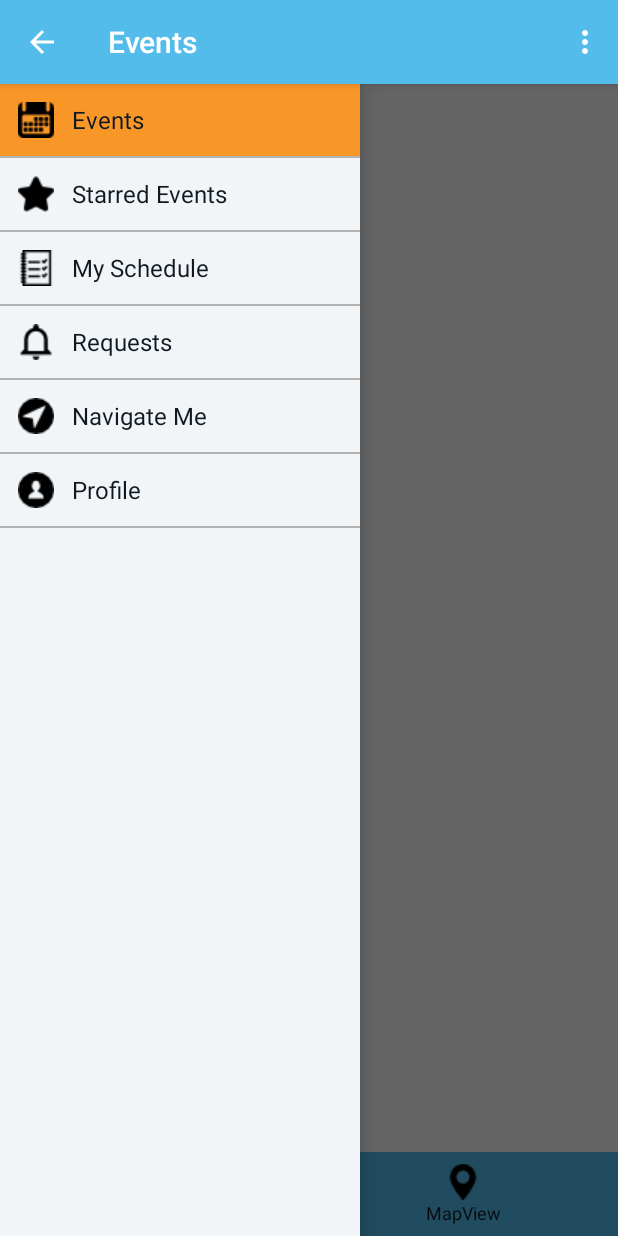
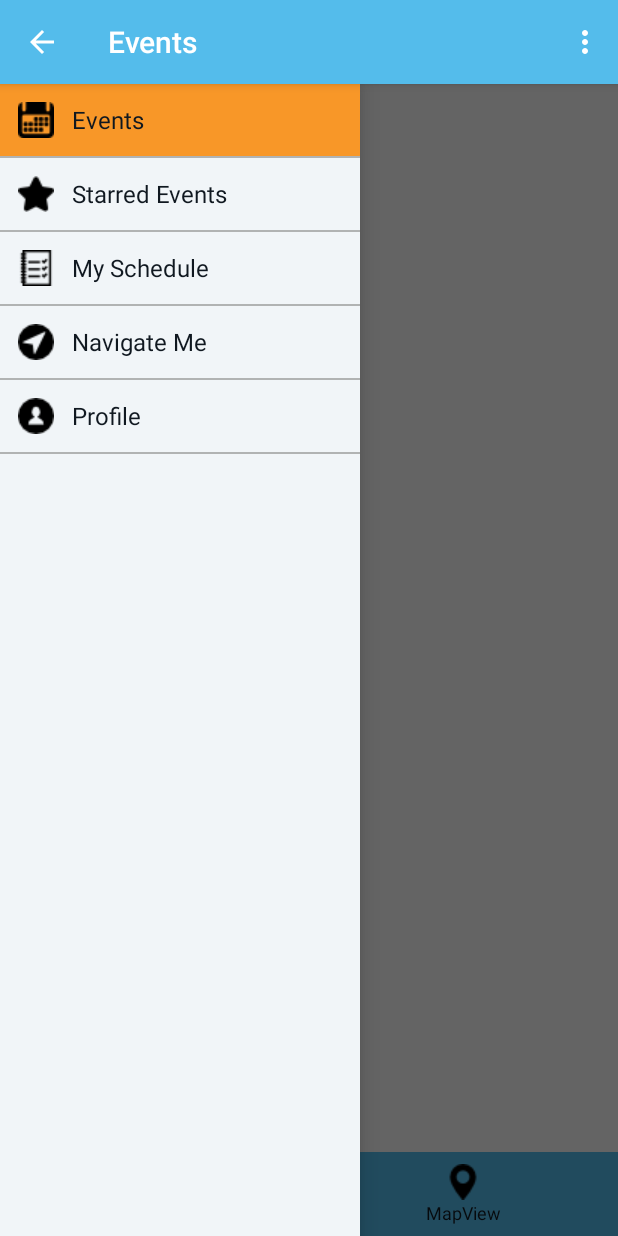
Before and after one commit to till-tomorrow/volunteers-android, an Android app: the EventsFragment screen opened directly, with no data from a screen before it, with the side drawer open, on a phone screen of 412 x 824 dp. Run offline under Robolectric (Android 15) with nearby library versions, the phone set to English and light mode, and no system bars; 2 statements that could not run were skipped.

Commit message:
Managed click using onClickListener, modified dimenNames, Formatting

```diff
--- a/app/src/main/java/vola/systers/com/volunteers_android/EventsFragment.java
+++ b/app/src/main/java/vola/systers/com/volunteers_android/EventsFragment.java
@@ -55,10 +55,10 @@ public class EventsFragment extends Fragment {
 
         public final int PAGE_COUNT = 2;
         private final String[] mTabsTitle = {"ListView", "MapView"};
-        public MyPagerAdapter(FragmentManager fm)
-        {
+        public MyPagerAdapter(FragmentManager fm) {
             super(fm);
         }
+
         public View getTabView(int position)
         {
             View view = LayoutInflater.from(getActivity()).inflate(R.layout.custom_tab, null);
--- a/app/src/main/res/layout/activity_signin.xml
+++ b/app/src/main/res/layout/activity_signin.xml
@@ -41,8 +41,8 @@
         android:layout_marginLeft="@dimen/dimenMarginLeft"
         android:layout_marginBottom="@dimen/dimenMarginBottom"
         android:layout_marginRight="@dimen/dimenMarginRight"
-        android:paddingTop="@dimen/padding_fb_button"
-        android:paddingBottom="@dimen/padding_fb_button"
+        android:paddingTop="@dimen/paddingFbButton"
+        android:paddingBottom="@dimen/paddingFbButton"
         fb:com_facebook_login_text="@string/btn_signin_with_facebook"
         fb:com_facebook_logout_text="@string/logout"
         style="@style/FacebookLoginButton" />
@@ -97,7 +97,6 @@
             android:gravity="center"
             android:textStyle="bold"
             android:textColor="@color/colorPrimary"
-            android:onClick="onSkipClicked"
             android:clickable="true"
             android:textSize="@dimen/textSize"/>
 
--- a/app/src/main/res/layout/custom_tab.xml
+++ b/app/src/main/res/layout/custom_tab.xml
@@ -11,8 +11,8 @@
 
     <ImageView
         android:id="@+id/icon"
-        android:layout_width="@dimen/nav_image_dimens"
-        android:layout_height="@dimen/nav_image_dimens"
+        android:layout_width="@dimen/navImageDimens"
+        android:layout_height="@dimen/navImageDimens"
         android:scaleType="centerInside" />
 
     <TextView
--- a/app/src/main/res/layout/drawer_list_item.xml
+++ b/app/src/main/res/layout/drawer_list_item.xml
@@ -1,16 +1,16 @@
 <?xml version="1.0" encoding="utf-8"?>
 <RelativeLayout xmlns:android="http://schemas.android.com/apk/res/android"
     android:layout_width="match_parent"
-    android:layout_height="@dimen/drawer_layout_height"
+    android:layout_height="@dimen/drawerLayoutHeight"
     android:background="@drawable/list_selector">
 
     <ImageView
         android:id="@+id/nav_list_icon"
-        android:layout_width="@dimen/nav_image_dimens"
+        android:layout_width="@dimen/navImageDimens"
         android:layout_height="wrap_content"
         android:layout_alignParentLeft="true"
-        android:layout_marginLeft="@dimen/nav_image_margin"
-        android:layout_marginRight="@dimen/nav_image_margin"
+        android:layout_marginLeft="@dimen/navImageMargin"
+        android:layout_marginRight="@dimen/navImageMargin"
         android:contentDescription="@string/desc_list_item_icon"
         android:layout_centerVertical="true" />
 
--- a/app/src/main/res/layout/layout_fragment.xml
+++ b/app/src/main/res/layout/layout_fragment.xml
@@ -7,7 +7,7 @@
     <android.support.v4.view.ViewPager
         android:id="@+id/view_pager"
         android:layout_width="match_parent"
-        android:layout_height="0dp"
+        android:layout_height="@dimen/viewpagerLayoutHeight"
         android:layout_weight="1"/>
 
     <android.support.design.widget.TabLayout
--- a/app/src/main/res/layout/menu.xml
+++ b/app/src/main/res/layout/menu.xml
@@ -13,7 +13,7 @@
     <!-- Listview to display slider menu -->
     <ListView
         android:id="@+id/list_slidermenu"
-        android:layout_width="240dp"
+        android:layout_width="@dimen/navLayoutWidth"
         android:layout_height="match_parent"
         android:layout_gravity="start"
         android:choiceMode="singleChoice"
--- a/app/src/main/res/values/dimens.xml
+++ b/app/src/main/res/values/dimens.xml
@@ -1,6 +1,6 @@
 <resources>
     <dimen name="heightImageLogo">150dp</dimen>
-    <dimen name="drawer_layout_height">100dp</dimen>
+    <dimen name="drawerLayoutHeight">100dp</dimen>
     <dimen name="dimenMarginBottom">20dp</dimen>
     <dimen name="dimenMarginTop">20dp</dimen>
     <dimen name="dimenMarginLeft">30dp</dimen>
@@ -11,7 +11,9 @@
     <dimen name="textNavItem">12dp</dimen>
     <dimen name="dividerHeight">1dp</dimen>
     <dimen name="padding">8dp</dimen>
-    <dimen name="nav_image_margin">12dp</dimen>
-    <dimen name="padding_fb_button">15dp</dimen>
-    <dimen name="nav_image_dimens">24dp</dimen>
+    <dimen name="navImageMargin">12dp</dimen>
+    <dimen name="paddingFbButton">15dp</dimen>
+    <dimen name="navImageDimens">24dp</dimen>
+    <dimen name="viewpagerLayoutHeight">0dp</dimen>
+    <dimen name="navLayoutWidth">240dp</dimen>
 </resources>
--- a/app/src/main/res/values/strings.xml
+++ b/app/src/main/res/values/strings.xml
@@ -25,7 +25,6 @@
         <item>Events</item>
         <item>Starred Events</item>
         <item>My Schedule</item>
-        <item>Requests</item>
         <item>Navigate Me</item>
         <item>Profile</item>
     </string-array>
@@ -35,7 +34,6 @@
         <item>@drawable/events</item>
         <item>@drawable/star</item>
         <item>@drawable/schedule</item>
-        <item>@drawable/requests</item>
         <item>@drawable/navigate</item>
         <item>@drawable/profile</item>
     </array>
@@ -43,7 +41,6 @@
     <string name="Events">Events</string>
     <string name="starred">Starred Events</string>
     <string name="schedule">My Schedule</string>
-    <string name="requests">Requests</string>
     <string name="navigate">Navigate Me</string>
     <string name="profile">Profile</string>
 
```
Also changed, not shown: app/src/main/java/vola/systers/com/volunteers_android/SignInActivity.java (+14 -5 lines).
